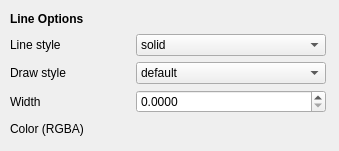
Old version of the form qt/python/mantidqt/widgets/plotconfigdialog/curvestabwidget/linetabwidget/curves_tab_line_tab.ui in the repository mantidproject/mantid.
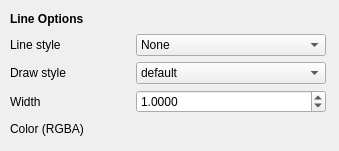
New version of the form.

Commit message:
Replot curves rather than set properties on them
Remove sub-tab presenters
Enable toggling errorbars for workspace artists that weren't
originally plotted with errors

Patch:
```diff
--- a/qt/python/mantidqt/widgets/plotconfigdialog/curvestabwidget/linetabwidget/curves_tab_line_tab.ui
+++ b/qt/python/mantidqt/widgets/plotconfigdialog/curvestabwidget/linetabwidget/curves_tab_line_tab.ui
@@ -60,6 +60,11 @@
     </item>
     <item row="1" column="2">
      <widget class="QComboBox" name="line_style_combo_box">
+      <item>
+       <property name="text">
+        <string>None</string>
+       </property>
+      </item>
       <item>
        <property name="text">
         <string>solid</string>
@@ -131,6 +136,9 @@
       <property name="decimals">
        <number>4</number>
       </property>
+      <property name="value">
+       <double>1.000000000000000</double>
+      </property>
      </widget>
     </item>
     <item row="4" column="1">
```
Left out of the diff: 5 changed lines with no effect on the pictures. The commit also changes 24 other files.
